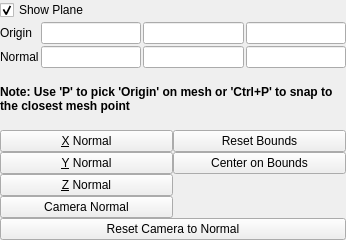
The window that Qt/ApplicationComponents/Resources/UI/pqImplicitPlanePropertyWidget.ui (Kitware/ParaView) describes before a commit, drawn with Qt 5.
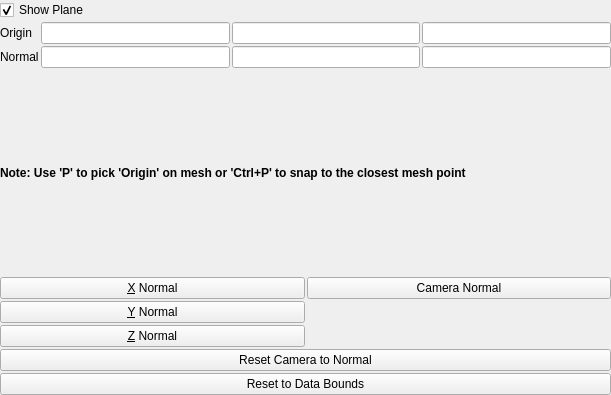
The same window after the commit. Custom widgets are drawn as their Qt base class.

Commit message:
Fix Implicit Plane Widget
Update the implicit plane widget implementation to be more intuitive and work
as expected in ParaView.

```diff
--- a/Qt/ApplicationComponents/Resources/UI/pqImplicitPlanePropertyWidget.ui
+++ b/Qt/ApplicationComponents/Resources/UI/pqImplicitPlanePropertyWidget.ui
@@ -6,8 +6,8 @@
    <rect>
     <x>0</x>
     <y>0</y>
-    <width>346</width>
-    <height>240</height>
+    <width>611</width>
+    <height>395</height>
    </rect>
   </property>
   <property name="windowTitle">
@@ -94,23 +94,9 @@
       <number>0</number>
      </property>
      <property name="spacing">
-      <number>0</number>
+      <number>2</number>
      </property>
-     <item row="4" column="0" colspan="2">
-      <widget class="QPushButton" name="resetCameraToNormal">
-       <property name="text">
-        <string>Reset Camera to Normal</string>
-       </property>
-      </widget>
-     </item>
      <item row="0" column="1">
-      <widget class="QPushButton" name="resetBounds">
-       <property name="text">
-        <string>Reset Bounds</string>
-       </property>
-      </widget>
-     </item>
-     <item row="3" column="0">
       <widget class="QPushButton" name="useCameraNormal">
        <property name="text">
         <string>Camera Normal</string>
@@ -138,10 +124,17 @@
        </property>
       </widget>
      </item>
-     <item row="1" column="1">
-      <widget class="QPushButton" name="useCenterBounds">
+     <item row="6" column="0" colspan="2">
+      <widget class="QPushButton" name="resetToDataBounds">
        <property name="text">
-        <string>Center on Bounds</string>
+        <string>Reset to Data Bounds</string>
+       </property>
+      </widget>
+     </item>
+     <item row="5" column="0" colspan="2">
+      <widget class="QPushButton" name="resetCameraToNormal">
+       <property name="text">
+        <string>Reset Camera to Normal</string>
        </property>
       </widget>
      </item>
```
Left out of the diff: 3 changed lines with no effect on the pictures. The commit also changes 8 other files.
